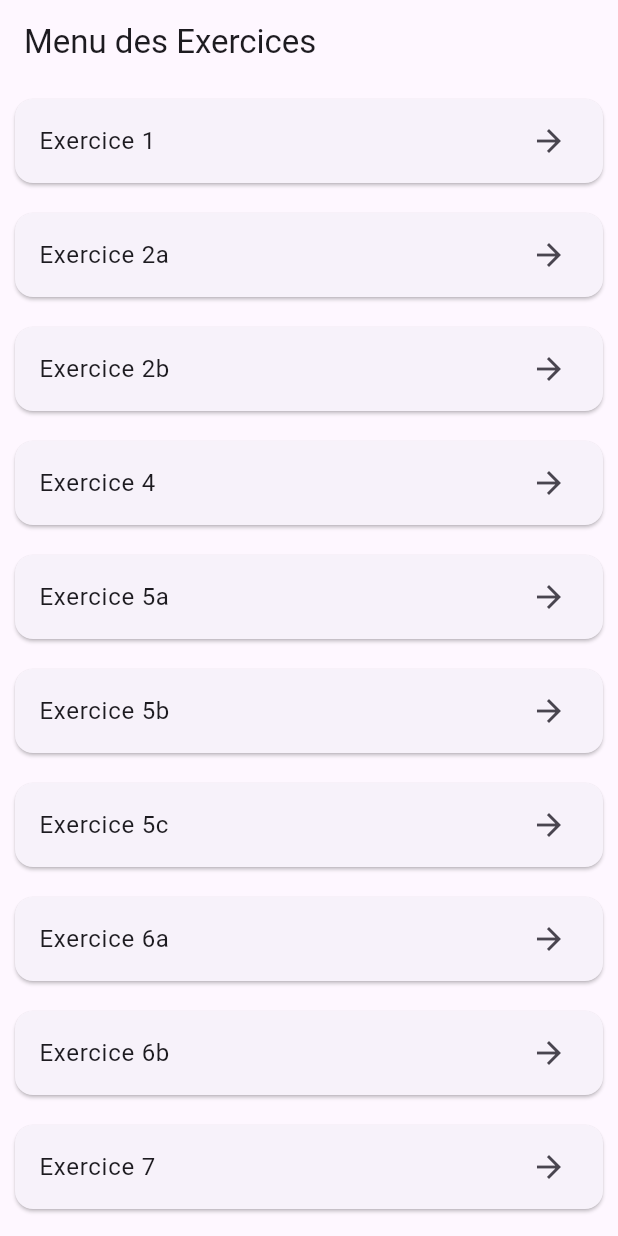
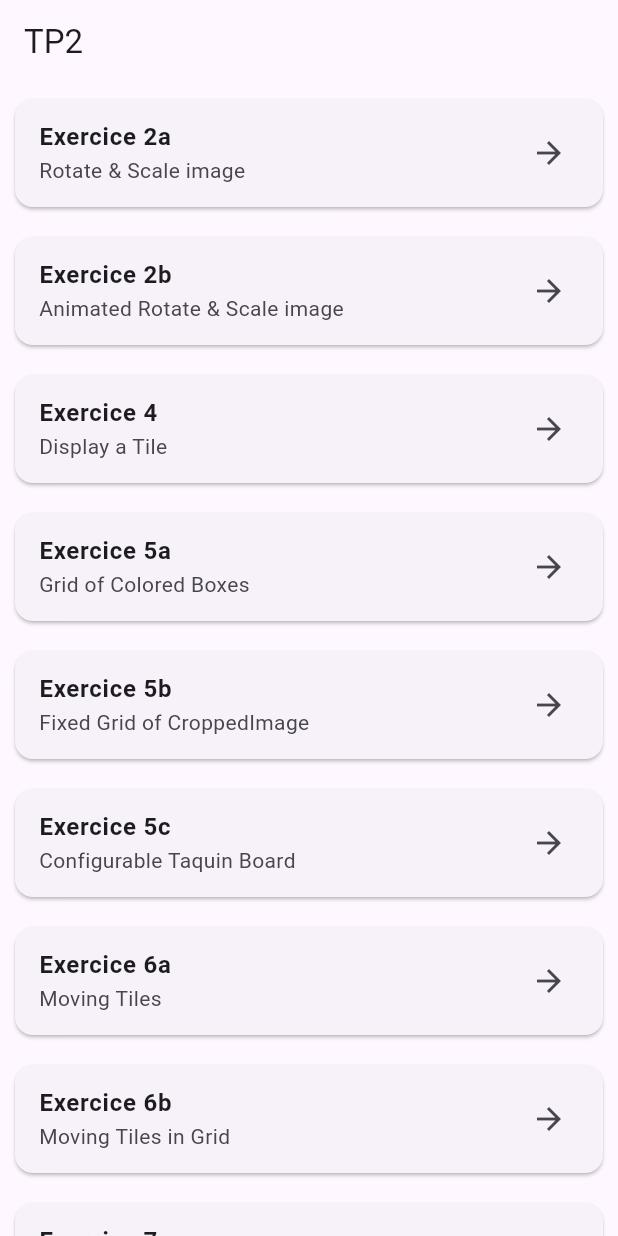
Before and after one commit to Shiyun22/AMSE, a Flutter app: the screen it shows after launch, on a phone screen of 412 x 824 dp. Run offline on Flutter 3.47's test engine with Material 3 defaults, Android fonts, the phone set to English and light mode, and no system bars.

Commit message:
更新代码

```diff
--- a/tp2/lib/main.dart
+++ b/tp2/lib/main.dart
@@ -4,9 +4,11 @@ import 'dart:async';
 
 
 
+import 'package:flutter/material.dart';
+
 void main() {
   runApp(MaterialApp(
-    title: 'Exercices Menu',
+    title: 'TP2',
     theme: ThemeData(primarySwatch: Colors.blue),
     home: MenuPage(),
   ));
@@ -16,38 +18,74 @@ class MenuPage extends StatelessWidget {
   @override
   Widget build(BuildContext context) {
     return Scaffold(
-      appBar: AppBar(title: Text('Menu des Exercices')),
+      appBar: AppBar(title: Text('TP2')),
       body: ListView(
         children: [
-          ExerciseCard(title: "Exercice 1", page: Exercise1Page()),
-          ExerciseCard(title: "Exercice 2a", page: Exercise2aPage()),
-          ExerciseCard(title: "Exercice 2b", page: Exercise2bPage()),
-          ExerciseCard(title: "Exercice 4", page: Exercise4Page()),
-          ExerciseCard(title: "Exercice 5a", page: Exercise5aPage()),
-          ExerciseCard(title: "Exercice 5b", page: Exercise5bPage()),
-          ExerciseCard(title: "Exercice 5c", page: Exercise5cPage()),
-          ExerciseCard(title: "Exercice 6a", page: Exercise6aPage()),
-          ExerciseCard(title: "Exercice 6b", page: Exercise6bPage()),
-          ExerciseCard(title: "Exercice 7", page: TaquinGamePage()),
+          ExerciseCard(
+            title: "Exercice 2a",
+            description: "Rotate & Scale image",
+            page: Exercise2aPage(),
+          ),
+          ExerciseCard(
+            title: "Exercice 2b",
+            description: "Animated Rotate & Scale image",
+            page: Exercise2bPage(),
+          ),
+          ExerciseCard(
+            title: "Exercice 4",
+            description: "Display a Tile",
+            page: Exercise4Page(),
+          ),
+          ExerciseCard(
+            title: "Exercice 5a",
+            description: "Grid of Colored Boxes",
+            page: Exercise5aPage(),
+          ),
+          ExerciseCard(
+            title: "Exercice 5b",
+            description: "Fixed Grid of CroppedImage",
+            page: Exercise5bPage(),
+          ),
+          ExerciseCard(
+            title: "Exercice 5c",
+            description: "Configurable Taquin Board",
+            page: Exercise5cPage(),
+          ),
+          ExerciseCard(
+            title: "Exercice 6a",
+            description: "Moving Tiles",
+            page: Exercise6aPage(),
+          ),
+          ExerciseCard(
+            title: "Exercice 6b",
+            description: "Moving Tiles in Grid",
+            page: Exercise6bPage(),
+          ),
+          ExerciseCard(
+            title: "Exercice 7",
+            description: " Taquin Game",
+            page: TaquinGamePage(),
+          ),
         ],
       ),
     );
   }
 }
 
-
 class ExerciseCard extends StatelessWidget {
   final String title;
+  final String description;
   final Widget page;
 
-  ExerciseCard({required this.title, required this.page});
+  ExerciseCard({required this.title, required this.description, required this.page});
 
   @override
   Widget build(BuildContext context) {
     return Card(
       margin: EdgeInsets.all(10),
       child: ListTile(
-        title: Text(title),
+        title: Text(title, style: TextStyle(fontWeight: FontWeight.bold)),
+        subtitle: Text(description),
         trailing: Icon(Icons.arrow_forward),
         onTap: () {
           Navigator.push(
@@ -59,8 +97,6 @@ class ExerciseCard extends StatelessWidget {
     );
   }
 }
-
-
 
 class TaquinGamePage extends StatefulWidget {
   @override
```
